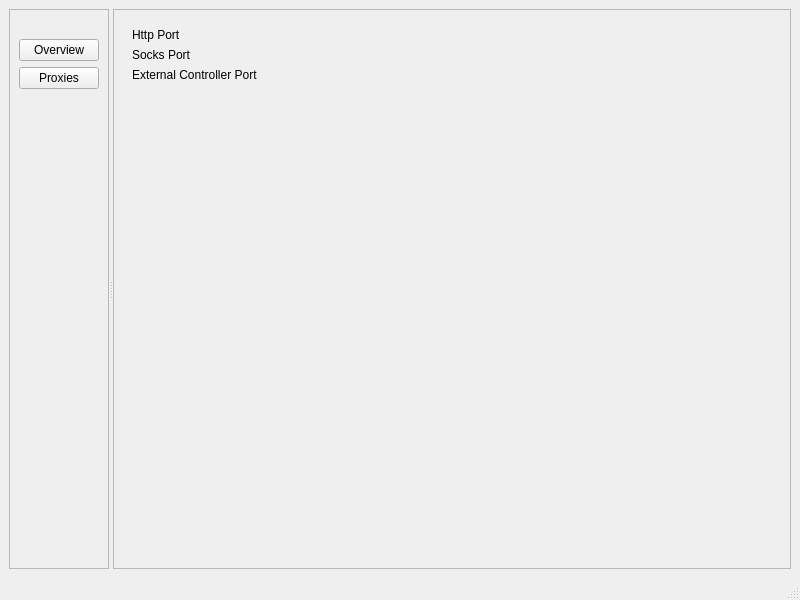
Above: src/mainwindow.ui from josephpei/qClash before the change. Below: the same form after it.
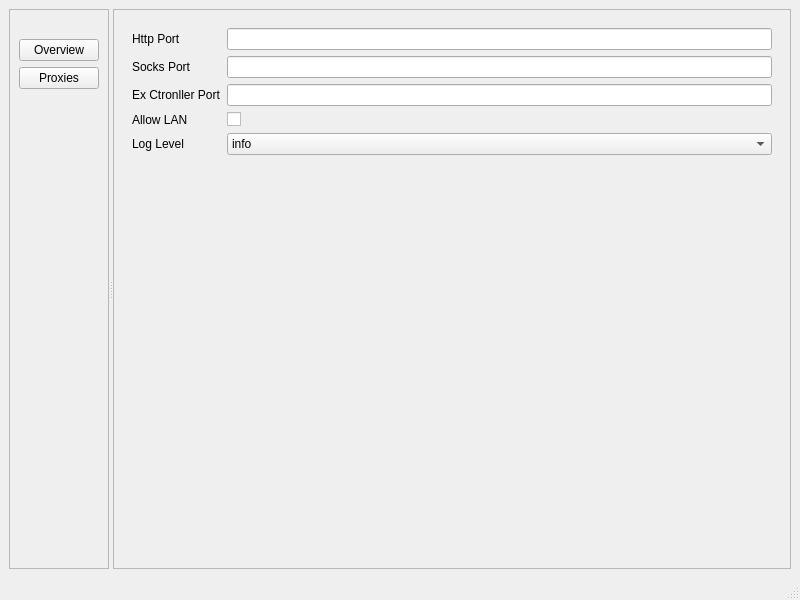
That is the form after the change.

Diff of the .ui file:
```diff
--- a/src/mainwindow.ui
+++ b/src/mainwindow.ui
@@ -98,72 +98,89 @@
           <widget class="QWidget" name="overview">
            <layout class="QVBoxLayout" name="verticalLayout_4">
             <item>
-             <layout class="QHBoxLayout" name="horizontalLayout">
-              <item>
-               <widget class="QLabel" name="httpPortTxt">
-                <property name="text">
-                 <string>Http Port</string>
-                </property>
-               </widget>
-              </item>
-              <item>
+             <layout class="QFormLayout" name="formLayout">
+              <item row="1" column="0">
                <widget class="QLabel" name="httpPortLabel">
                 <property name="text">
-                 <string/>
+                 <string>Http Port</string>
                 </property>
                </widget>
               </item>
-             </layout>
-            </item>
-            <item>
-             <layout class="QHBoxLayout" name="horizontalLayout_2">
-              <item>
-               <widget class="QLabel" name="socksPortLabelTxt">
-                <property name="text">
-                 <string>Socks Port</string>
-                </property>
-               </widget>
+              <item row="1" column="1">
+               <widget class="QLineEdit" name="httpPortLineEdit"/>
               </item>
-              <item>
+              <item row="2" column="0">
                <widget class="QLabel" name="socksPortLabel">
                 <property name="text">
-                 <string/>
+                 <string>Socks Port</string>
                 </property>
                </widget>
               </item>
-             </layout>
-            </item>
-            <item>
-             <layout class="QHBoxLayout" name="horizontalLayout_3">
-              <item>
-               <widget class="QLabel" name="exControlPortTxt">
+              <item row="2" column="1">
+               <widget class="QLineEdit" name="socksPortLineEdit"/>
+              </item>
+              <item row="3" column="0">
+               <widget class="QLabel" name="exCtrlPortLabel">
                 <property name="text">
-                 <string>External Controller Port</string>
+                 <string>Ex Ctronller Port</string>
                 </property>
                </widget>
               </item>
-              <item>
-               <widget class="QLabel" name="exControlPortLabel">
+              <item row="3" column="1">
+               <widget class="QLineEdit" name="exCtrlPortLineEdit"/>
+              </item>
+              <item row="4" column="0">
+               <widget class="QLabel" name="allowLanLabel">
                 <property name="text">
+                 <string>Allow LAN</string>
+                </property>
+               </widget>
+              </item>
+              <item row="4" column="1">
+               <widget class="QCheckBox" name="allowLanCheckBox">
+                <property name="text">
                  <string/>
                 </property>
                </widget>
               </item>
+              <item row="5" column="0">
+               <widget class="QLabel" name="logLevelLabel">
+                <property name="text">
+                 <string>Log Level</string>
+                </property>
+               </widget>
+              </item>
+              <item row="5" column="1">
+               <widget class="QComboBox" name="logLevelComboBox">
+                <item>
+                 <property name="text">
+                  <string>info</string>
+                 </property>
+                </item>
+                <item>
+                 <property name="text">
+                  <string>warning</string>
+                 </property>
+                </item>
+                <item>
+                 <property name="text">
+                  <string>error</string>
+                 </property>
+                </item>
+                <item>
+                 <property name="text">
+                  <string>debug</string>
+                 </property>
+                </item>
+                <item>
+                 <property name="text">
+                  <string>silent</string>
+                 </property>
+                </item>
+               </widget>
+              </item>
              </layout>
             </item>
-            <item>
-             <spacer name="verticalSpacer_2">
-              <property name="orientation">
-               <enum>Qt::Vertical</enum>
-              </property>
-              <property name="sizeHint" stdset="0">
-               <size>
-                <width>20</width>
-                <height>40</height>
-               </size>
-              </property>
-             </spacer>
-            </item>
            </layout>
           </widget>
           <widget class="QWidget" name="proxies">
```
Left out of the diff: 9 changed lines with no effect on the pictures.
